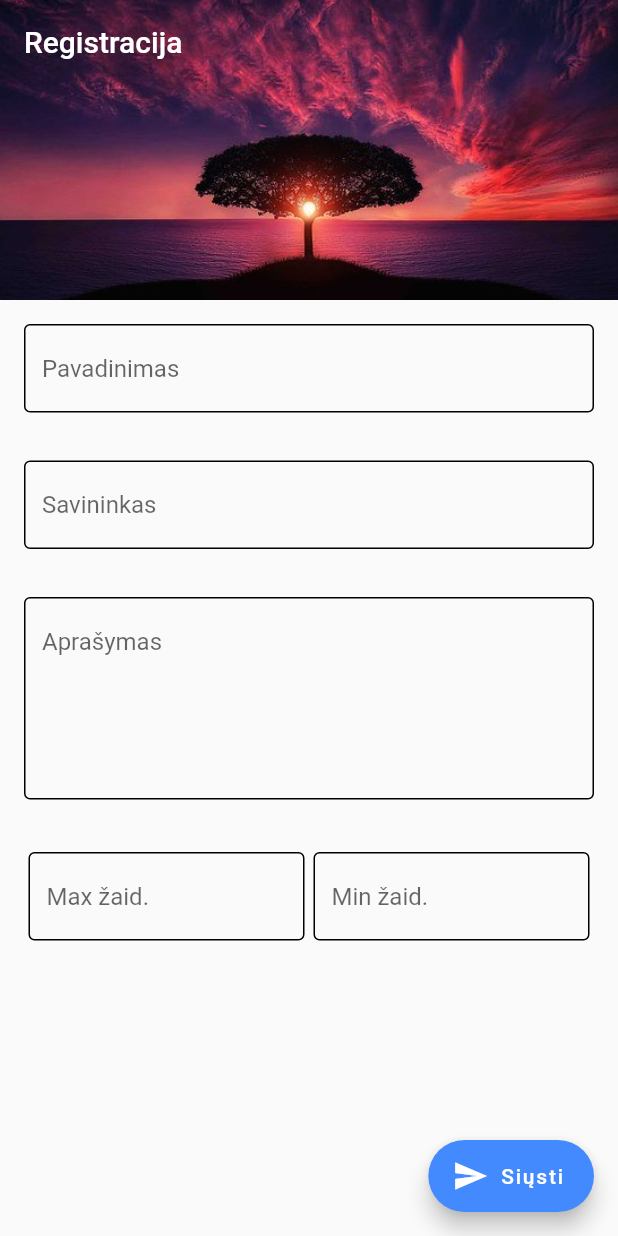
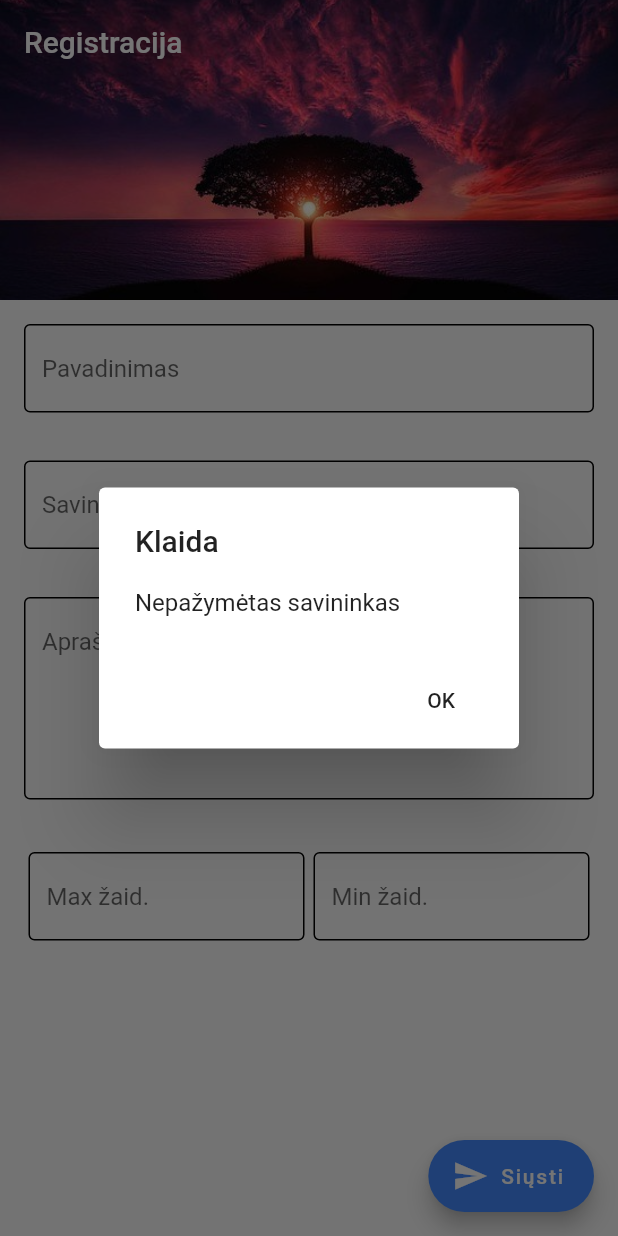
Before and after one commit to Rokcas/nma_games, a Flutter app: the screen it shows after launch, after a tap on "Siųsti", on a phone screen of 412 x 824 dp. Run offline on Flutter 3.47's test engine with Material 2 defaults, Android fonts, the phone set to English and light mode, and no system bars.

Commit message:
Added checks of correctness of user input of game details

```diff
--- a/lib/add_game_page.dart
+++ b/lib/add_game_page.dart
@@ -21,7 +21,7 @@ class AddGamePage extends StatelessWidget {
         size: inputWidth / 2 - 0.1 * inputWidth,
         maxLines: 1); // max players
     const double myPadding = 16.0;
-    return Scaffold(
+    var pageScaffold = Scaffold(
       resizeToAvoidBottomPadding: false,
       body: CustomScrollView(
         slivers: [
@@ -76,10 +76,9 @@ class AddGamePage extends StatelessWidget {
               ))
         ],
       ),
-      floatingActionButton:
-        FloatingActionButton.extended(
+      floatingActionButton: FloatingActionButton.extended(
 //          floatingActionButtonLocation:FloatingActionButtonLocation.endDocked,
-          onPressed: () => sendNewGame(pav, apr, own, mnP, mxP),
+        onPressed: () => sendNewGame(pav.getVal(), apr.getVal(), own.getVal(), mnP.getVal(), mxP.getVal(), context),
         label: Text("Siųsti"),
         icon: Icon(Icons.send),
         backgroundColor: Colors.blueAccent,
@@ -87,19 +86,52 @@ class AddGamePage extends StatelessWidget {
 //        ),
       ),
     );
-  }
-  String dataStatusFinder(pav, apr, owner, minPlayers, maxPlayers){
-
-    return "-";
-  }
-  void sendNewGame(pav, apr, owner, minPlayers, maxPlayers){ // String, String, String, int, int
-    print(pav.getVal());
-    String dataStatus = dataStatusFinder(pav, apr, owner, minPlayers, maxPlayers);
-    if(dataStatus != "Sėkminga"){  ///
-
-
+    return pageScaffold;
   }
 
+  bool isNumeric(String s) {
+    if (s == null) return false;
+    return int.parse(s, onError: (e) => null) != null;
+  }
 
+  String dataStatusFinder(pav, apr, owner, minPlayers, maxPlayers) {
+    if (owner == "") return "Nepažymėtas savininkas";
+    if (apr == "") return "Nepažymėtas aprašymas";
+    if (pav == "") return "Nepažymėtas pavadinimas";
+    if (!isNumeric(minPlayers)) return "Blogas mažiausias žaidėjų skaičius";
+    if (!isNumeric(maxPlayers)) return "Blogas didžiausias žaidėjų skaičius";
+    if (int.parse(minPlayers) > int.parse(maxPlayers))
+      return "Mažiausias žaidėjų skaičius yra per didelis";
+    return "Sėkminga";
+  }
+
+  void alertMistake(s, BuildContext context) {
+    showDialog(
+      context: context,
+      builder: (BuildContext context) {
+        return AlertDialog(
+          title: Text("Klaida"),
+          content: Text(s),
+          actions: [
+            FlatButton(
+              child: Text("OK"),
+              onPressed: () {Navigator.pop(context);},
+            ),
+          ],
+        );
+      },
+    );
+  }
+
+  void sendNewGame(
+      pav, apr, owner, minPlayers, maxPlayers, BuildContext context) {
+    // String, String, String, int, int
+    print(pav);
+    String dataStatus =
+        dataStatusFinder(pav, apr, owner, minPlayers, maxPlayers);
+    if (dataStatus != "Sėkminga") {
+      ///
+      alertMistake(dataStatus, context);
     }
   }
+}
```
Lines whose indentation alone changed are shown as unchanged.
